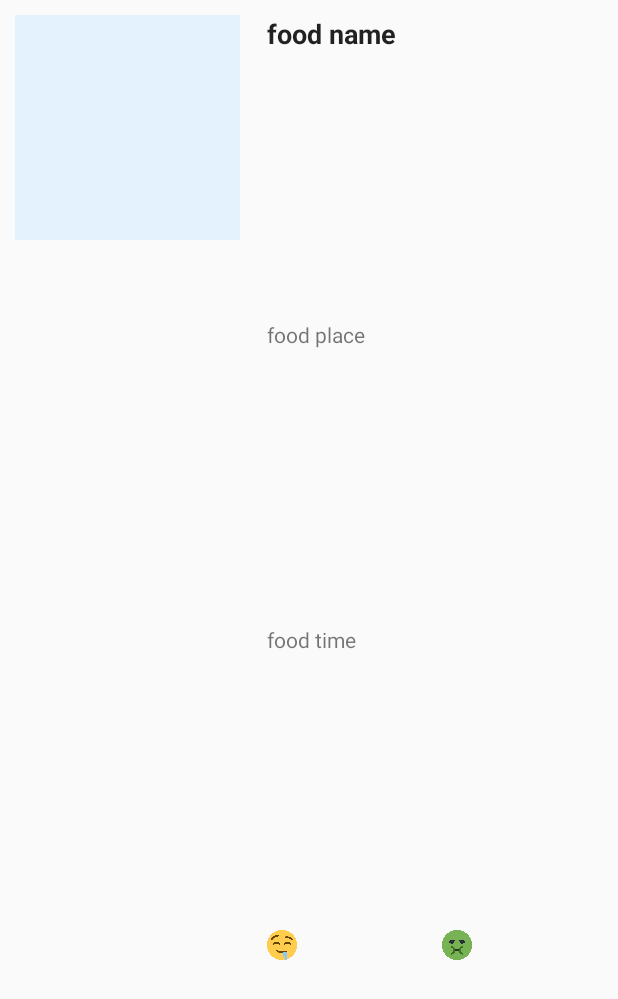
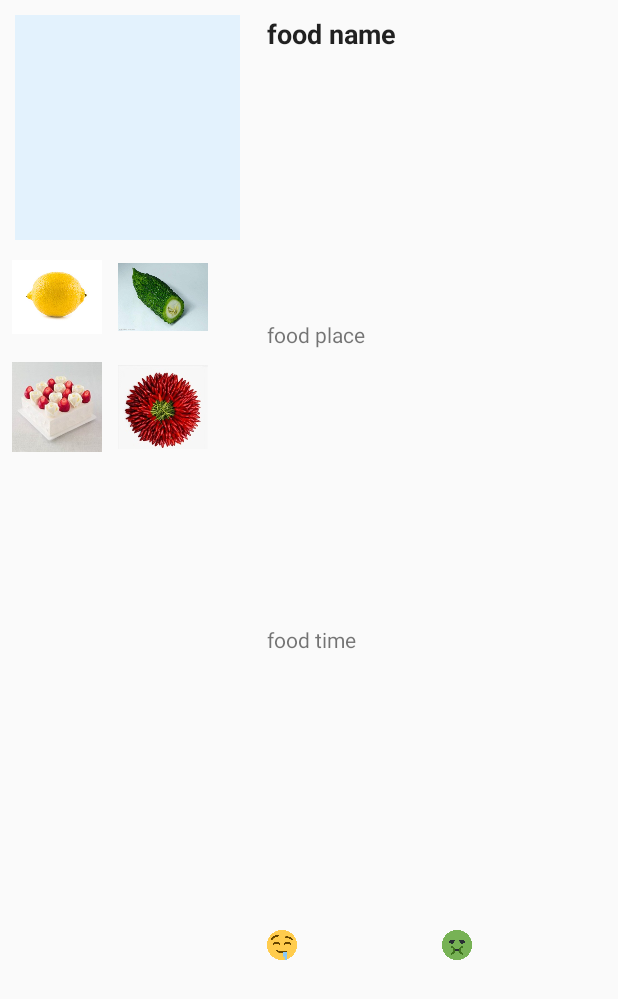
Before and after one commit to android-app-development-course/2018_21_FaceFood, an Android app: the layout food_item.xml on its own in the app's theme, with its tools: preview values and no code run, on a phone screen of 412 x 824 dp. Shown: the top 999 px of the screen. Run offline under Robolectric (Android 15) with nearby library versions, the phone set to English and light mode, and no system bars.

Commit message:
添加分享的标签功能

```diff
--- a/MainPage/app/src/main/AndroidManifest.xml
+++ b/MainPage/app/src/main/AndroidManifest.xml
@@ -4,6 +4,7 @@
 
     <application
         android:allowBackup="true"
+        android:largeHeap="true"
         android:icon="@mipmap/ic_launcher"
         android:label="@string/app_name"
         android:roundIcon="@mipmap/ic_launcher_round"
@@ -30,6 +31,7 @@
         <activity android:name=".DetailedActivity" />
         <activity android:name=".SignUp" android:noHistory="true"></activity>
         <activity android:name="com.example.cyy.controller.OtherUserInfo"></activity>
+        <activity android:name="com.example.cyy.controller.FlavourChose"></activity>
     </application>
 
 
--- a/MainPage/app/src/main/java/com/example/cyy/controller/OtherUserInfo.java
+++ b/MainPage/app/src/main/java/com/example/cyy/controller/OtherUserInfo.java
@@ -6,6 +6,7 @@ import android.support.v7.app.AppCompatActivity;
 import android.widget.ImageView;
 import android.widget.TextView;
 
+import com.example.cyy.util.BackEnd;
 import com.example.cyy.util.ImageViewUrlSetter;
 import com.example.zzk.mainpage.R;
 
@@ -24,6 +25,6 @@ public class OtherUserInfo extends AppCompatActivity {
         name.setText(bundle.getString("name"));
         add.setText(bundle.getString("add"));
         String ppUrl = bundle.getString("pp");
-        if(!ppUrl.isEmpty()) new ImageViewUrlSetter(pp,getApplicationContext()).set(ppUrl);
+        if(!ppUrl.isEmpty()) new ImageViewUrlSetter(pp,getApplicationContext()).set(BackEnd.ip+'/'+ppUrl);
     }
 }
--- a/MainPage/app/src/main/java/com/example/zzk/mainpage/FoodAdapter.java
+++ b/MainPage/app/src/main/java/com/example/zzk/mainpage/FoodAdapter.java
@@ -127,6 +127,12 @@ public class FoodAdapter extends BaseAdapter {
             item.foodName.setText((String) data.get(position - 1).get("food_name"));
             item.foodTime.setText((String) data.get(position - 1).get("food_time"));
             item.foodPlace.setText((String) data.get(position -1).get("food_place"));
+
+            ((ImageView)convertView.findViewById(R.id.Fsuan)).setAlpha((float)0.2*(int)(data.get(position-1).get("food_suan")));
+            ((ImageView)convertView.findViewById(R.id.FTian)).setAlpha((float)0.2*(int)(data.get(position-1).get("food_tian")));
+            ((ImageView)convertView.findViewById(R.id.FKu)).setAlpha((float)0.2*(int)(data.get(position-1).get("food_ku")));
+            ((ImageView)convertView.findViewById(R.id.FLa)).setAlpha((float)0.2*(int)(data.get(position-1).get("food_la")));
+
             return convertView;
         }
         return convertView;
--- a/MainPage/app/src/main/java/com/example/zzk/mainpage/HomeFragment.java
+++ b/MainPage/app/src/main/java/com/example/zzk/mainpage/HomeFragment.java
@@ -175,6 +175,11 @@ public class HomeFragment extends Fragment {
                                         map.put("images", jsonObject.getString("images"));
                                         String id = jsonObject.getString("userID");
                                         map.put("userID",jsonObject.getString("userID"));
+
+                                        map.put("food_suan",jsonObject.getInt("food_suan"));
+                                        map.put("food_tian",jsonObject.getInt("food_tian"));
+                                        map.put("food_ku",jsonObject.getInt("food_ku"));
+                                        map.put("food_la",jsonObject.getInt("food_la"));
                                         normalItems.add(map);
                                     }
                                 }
--- a/MainPage/app/src/main/java/com/example/zzk/mainpage/MainActivity.java
+++ b/MainPage/app/src/main/java/com/example/zzk/mainpage/MainActivity.java
@@ -7,8 +7,10 @@ import android.support.design.widget.BottomNavigationView;
 import android.support.v4.app.Fragment;
 import android.support.v7.app.AppCompatActivity;
 import android.view.MenuItem;
+import android.view.View;
 import android.view.Window;
 
+import com.example.cyy.controller.FlavourChose;
 import com.example.cyy.controller.InfoFragment;
 import com.example.cyy.module.UserInfo;
 
@@ -68,6 +70,8 @@ public class MainActivity extends AppCompatActivity implements BottomNavigationV
             fragments.add(accountFragment);
         }
         setDefaultFragment(prePos);
+
+
     }
 
     private void setDefaultFragment(int pos){
--- a/MainPage/app/src/main/java/com/example/zzk/mainpage/PagerAdapter.java
+++ b/MainPage/app/src/main/java/com/example/zzk/mainpage/PagerAdapter.java
@@ -18,7 +18,7 @@ public class PagerAdapter extends FragmentPagerAdapter {
         if (Position == 0) {
             return new HomeFragment();
         }
-        else if(Position == 1 || Position == 2) {
+        else if(Position == 1 ) {
             return new MineFragment();
         }
         return null;
@@ -26,7 +26,7 @@ public class PagerAdapter extends FragmentPagerAdapter {
 
     @Override
     public int getCount() {
-        return 3;
+        return 2;
     }
 
     @Override
@@ -35,8 +35,6 @@ public class PagerAdapter extends FragmentPagerAdapter {
             case 0:
                 return "推荐";
             case 1:
-                return "关注";
-            case 2:
                 return "我的";
             default:
                 return null;
--- a/MainPage/app/src/main/res/layout/food_item.xml
+++ b/MainPage/app/src/main/res/layout/food_item.xml
@@ -1,5 +1,6 @@
 <?xml version="1.0" encoding="utf-8"?>
 <LinearLayout xmlns:android="http://schemas.android.com/apk/res/android"
+    xmlns:app="http://schemas.android.com/apk/res-auto"
     xmlns:tools="http://schemas.android.com/tools"
     android:id="@+id/food_card"
     android:layout_width="match_parent"
@@ -11,12 +12,12 @@
 
         <ImageView
             android:id="@+id/food_image"
-            android:layout_marginTop="10dp"
-            android:layout_marginBottom="10dp"
-            android:layout_marginLeft="10dp"
-            android:layout_marginRight="10dp"
             android:layout_width="150dp"
             android:layout_height="150dp"
+            android:layout_marginLeft="10dp"
+            android:layout_marginTop="10dp"
+            android:layout_marginRight="10dp"
+            android:layout_marginBottom="10dp"
             android:background="@color/light_blue_no_image"
             android:contentDescription="Nothing"
             android:scaleType="centerCrop" />
@@ -24,8 +25,8 @@
         <LinearLayout
             android:layout_width="match_parent"
             android:layout_height="match_parent"
+            android:layout_marginStart="@dimen/vertical_padding"
             android:layout_marginLeft="@dimen/vertical_padding"
-            android:layout_marginStart="@dimen/vertical_padding"
             android:layout_toEndOf="@id/food_image"
             android:layout_toRightOf="@id/food_image"
             android:gravity="center_vertical"
@@ -37,61 +38,61 @@
                 android:layout_width="wrap_content"
                 android:layout_height="0dp"
                 android:layout_marginTop="10dp"
-                tools:text="food name"
-                android:layout_weight="1"/>
+                android:layout_weight="1"
+                tools:text="food name" />
 
             <TextView
                 android:id="@+id/food_place"
                 android:layout_width="wrap_content"
                 android:layout_height="0dp"
-                tools:text="food place"
-                android:layout_weight="1"/>
+                android:layout_weight="1"
+                tools:text="food place" />
 
             <TextView
                 android:id="@+id/food_time"
                 android:layout_width="wrap_content"
                 android:layout_height="0dp"
-                tools:text="food time"
-                android:layout_weight="1"/>
+                android:layout_weight="1"
+                tools:text="food time" />
 
             <LinearLayout
-                android:layout_weight="1"
                 android:layout_width="match_parent"
-                android:layout_height="0dp">
+                android:layout_height="0dp"
+                android:layout_weight="1">
 
                 <LinearLayout
                     android:layout_width="0dp"
-                    android:layout_weight="1"
-                    android:layout_height="match_parent">
+                    android:layout_height="match_parent"
+                    android:layout_weight="1">
 
                     <ImageView
                         android:layout_width="@dimen/icon_size"
                         android:layout_height="@dimen/icon_size"
-                        android:src="@drawable/eat"/>
+                        android:src="@drawable/eat" />
 
                     <TextView
                         android:id="@+id/food_up"
-                        android:layout_marginLeft="10dp"
                         android:layout_width="wrap_content"
-                        android:layout_height="wrap_content" />
+                        android:layout_height="wrap_content"
+                        android:layout_marginLeft="10dp" />
 
                 </LinearLayout>
 
                 <LinearLayout
                     android:layout_width="0dp"
-                    android:layout_weight="1"
-                    android:layout_height="wrap_content">
+                    android:layout_height="wrap_content"
+                    android:layout_weight="1">
 
                     <ImageView
                         android:layout_width="@dimen/icon_size"
                         android:layout_height="@dimen/icon_size"
-                        android:src="@drawable/nauseated"/>
+                        android:src="@drawable/nauseated" />
 
                     <TextView
                         android:id="@+id/food_down"
-                        android:layout_marginLeft="10dp"
                         android:layout_width="wrap_content"
-                        android:layout_height="wrap_content" />
+                        android:layout_height="wrap_content"
+                        android:layout_marginLeft="10dp" />
 
                 </LinearLayout>
 
@@ -100,6 +101,57 @@
 
 
         </LinearLayout>
+
+        <android.support.constraint.ConstraintLayout
+            android:layout_width="147dp"
+            android:layout_height="149dp"
+            android:layout_below="@+id/food_image"
+            android:layout_alignEnd="@+id/food_image"
+            android:layout_marginTop="-10dp"
+            android:layout_marginEnd="13dp"
+            android:orientation="horizontal">
+
+            <ImageView
+                android:id="@+id/Fsuan"
+                android:layout_width="@dimen/tagSize"
+                android:layout_height="@dimen/tagSize"
+                android:layout_marginStart="8dp"
+                android:layout_marginTop="8dp"
+                app:layout_constraintStart_toStartOf="parent"
+                app:layout_constraintTop_toTopOf="parent"
+                app:srcCompat="@drawable/ning_meng" />
+
+            <ImageView
+                android:id="@+id/FTian"
+                android:layout_width="@dimen/tagSize"
+                android:layout_height="@dimen/tagSize"
+                android:layout_marginStart="8dp"
+                android:layout_marginBottom="8dp"
+                app:layout_constraintBottom_toBottomOf="parent"
+                app:layout_constraintStart_toStartOf="parent"
+                app:srcCompat="@drawable/dan_gao" />
+
+            <ImageView
+                android:id="@+id/FKu"
+                android:layout_width="@dimen/tagSize"
+                android:layout_height="@dimen/tagSize"
+                android:layout_marginTop="8dp"
+                android:layout_marginEnd="8dp"
+                app:layout_constraintEnd_toEndOf="parent"
+                app:layout_constraintTop_toTopOf="parent"
+                app:srcCompat="@drawable/ku" />
+
+            <ImageView
+                android:id="@+id/FLa"
+                android:layout_width="@dimen/tagSize"
+                android:layout_height="@dimen/tagSize"
+                android:layout_marginEnd="8dp"
+                android:layout_marginBottom="8dp"
+                app:layout_constraintBottom_toBottomOf="parent"
+                app:layout_constraintEnd_toEndOf="parent"
+                app:srcCompat="@drawable/lajiao" />
+        </android.support.constraint.ConstraintLayout>
+
 
     </RelativeLayout>
 
--- a/MainPage/app/src/main/res/values/dimens.xml
+++ b/MainPage/app/src/main/res/values/dimens.xml
@@ -16,4 +16,5 @@ http://developer.android.com/guide/topics/appwidgets/index.html#CreatingLayout
     <dimen name="app_bar_height">180dp</dimen>
     <dimen name="fab_margin">16dp</dimen>
     <dimen name="text_margin">16dp</dimen>
+    <dimen name="tagSize">60dp</dimen>
 </resources>
--- a/MainPage/app/src/main/res/values/strings.xml
+++ b/MainPage/app/src/main/res/values/strings.xml
@@ -127,6 +127,11 @@
     <string name="DeleteNormal">Del</string>
     <string name="AlreadyDelete">This share was deleted already.</string>
     <string name="badNetWork">Bad network</string>
+    <string name="choseFlavour"><![CDATA[Chose the flavour >]]></string>
+    <string name="sour_degree">Sour Degree</string>
+    <string name="sweet_degree">Sweet Degree</string>
+    <string name="bitter_degree">Bitter Degree</string>
+    <string name="spicy_degree">Spicy Degree</string>
 
 
 </resources>
```
Also changed, not shown: MainPage/app/src/main/java/com/example/cyy/controller/FlavourChose.java (added, +77 -0 lines), MainPage/app/src/main/java/com/example/zzk/mainpage/Login.java (+0 -15 lines), MainPage/app/src/main/java/com/example/zzk/mainpage/ShareActivity.java (+25 -0 lines), MainPage/app/src/main/res/layout/activity_chose_flavour.xml (added, +185 -0 lines), MainPage/app/src/main/res/layout/activity_share.xml (+13 -2 lines), MainPage/app/src/main/res/drawable/dan_gao.jpg (added), MainPage/app/src/main/res/drawable/ku.jpg (added), MainPage/app/src/main/res/drawable/lajiao.jpg (added), MainPage/app/src/main/res/drawable/ning_meng.jpg (added), 1 other file.
